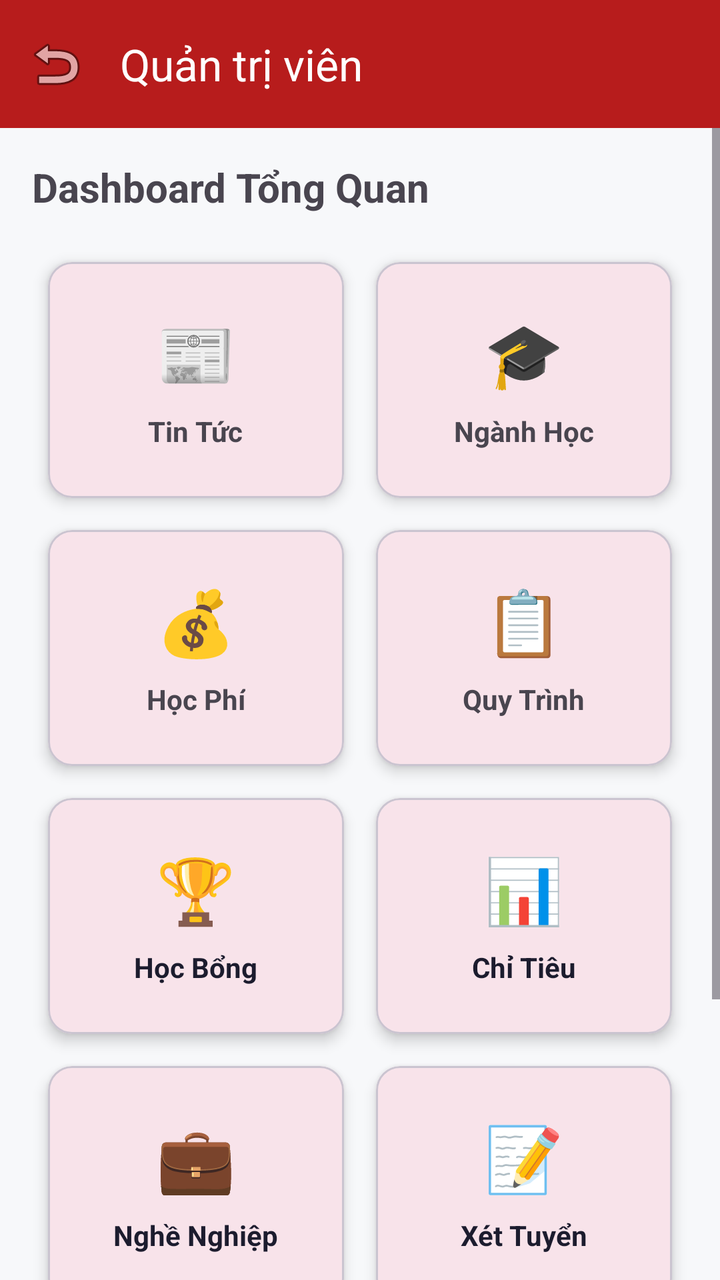
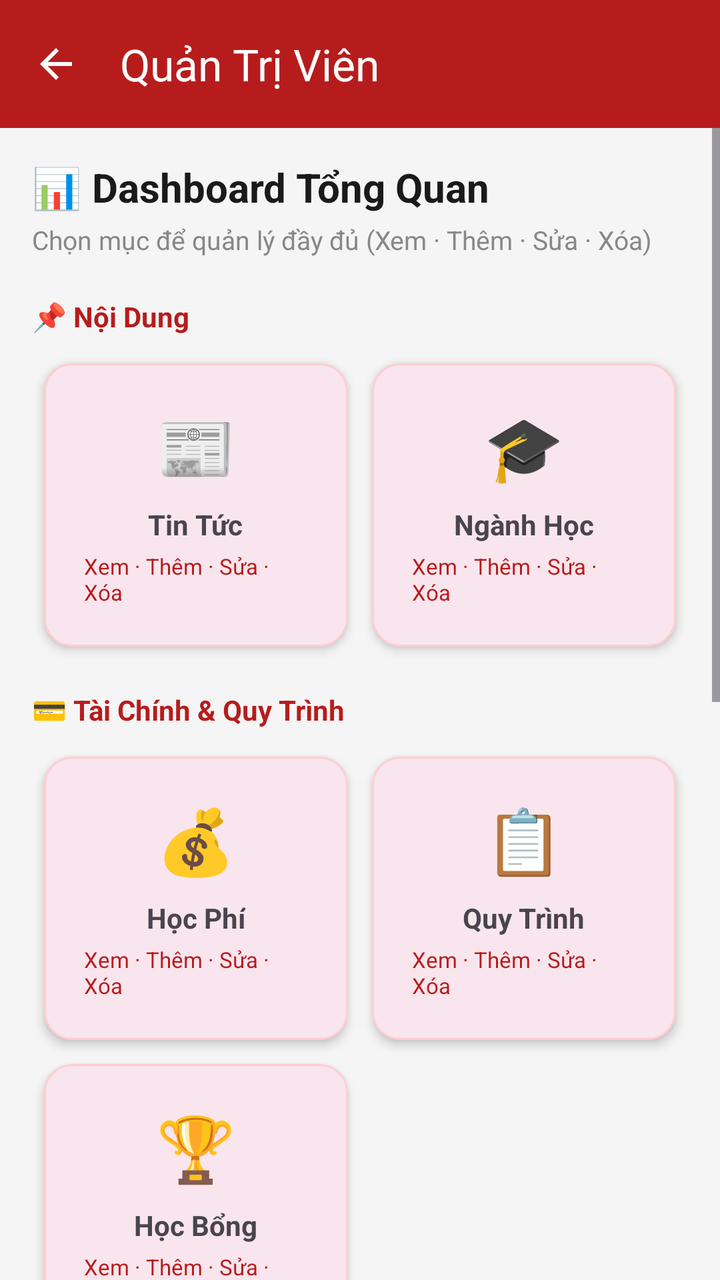

Two renders of the same Android screen: before a commit and after it. Below are the layout's source before the change and the commit's diff.
<!-- AndroidManifest.xml: application theme Theme.TuVanTuyenSinhHaUI -->
<!-- res/layout/activity_admin_dashboard.xml -->
<?xml version="1.0" encoding="utf-8"?>
<androidx.constraintlayout.widget.ConstraintLayout
    android:id="@+id/rootLayout"
    xmlns:android="http://schemas.android.com/apk/res/android"
    xmlns:app="http://schemas.android.com/apk/res-auto"
    android:layout_width="match_parent"
    android:layout_height="match_parent"
    android:background="@color/bg_page">

    <com.google.android.material.appbar.AppBarLayout
        android:id="@+id/appBarLayout"
        android:layout_width="match_parent"
        android:layout_height="wrap_content"
        app:layout_constraintTop_toTopOf="parent">

        <androidx.appcompat.widget.Toolbar
            android:id="@+id/toolbar"
            android:layout_width="match_parent"
            android:layout_height="?attr/actionBarSize"
            android:background="#B71C1C"
            app:title="Quản trị viên"
            app:titleTextColor="@color/white"
            app:navigationIcon="@android:drawable/ic_menu_revert" />
    </com.google.android.material.appbar.AppBarLayout>

    <ScrollView
       
    android:layout_width="match_parent"
        android:layout_height="0dp"
        app:layout_constraintTop_toBottomOf="@id/appBarLayout"
        app:layout_constraintBottom_toBottomOf="parent">

        <LinearLayout
            android:layout_width="match_parent"
            android:layout_height="wrap_content"
            android:orientation="vertical"
            android:padding="16dp">

            <TextView
                android:layout_width="wrap_content"
                android:layout_height="wrap_content"
                android:text="Dashboard Tổng Quan"
                android:textStyle="bold"
                android:textSize="20sp"
                android:layout_marginBottom="16dp" />

            <GridLayout
                android:layout_width="match_parent"
                android:layout_height="wrap_content"
                android:columnCount="2"
                android:rowCount="3"
                android:layout_gravity="center"
                android:alignmentMode="alignMargins"
                android:columnOrderPreserved="false">

                
                <com.google.android.material.card.MaterialCardView
                    android:id="@+id/cardTinTuc"
                    android:layout_width="0dp"
                    android:layout_height="wrap_content"
                    android:layout_columnWeight="1"
                    android:layout_margin="8dp"
                    app:cardElevation="4dp"
                    app:cardCornerRadius="12dp">
                    <LinearLayout
                        android:layout_width="match_parent"
                        android:layout_height="match_parent"
                        android:orientation="vertical"
                        android:padding="24dp"
                        android:gravity="center">
                        <TextView
                            android:layout_width="wrap_content"
                            android:layout_height="wrap_content"
                            android:text="📰"
                            android:textSize="32sp"/>
                        <TextView
                            android:layout_width="wrap_content"
                            android:layout_height="wrap_content"
                            android:text="Tin Tức"
                            android:textStyle="bold"
                            android:layout_marginTop="8dp"/>
                    </LinearLayout>
                </com.google.android.material.card.MaterialCardView>

                
                <com.google.android.material.card.MaterialCardView
                    android:id="@+id/cardNganhHoc"
                    android:layout_width="0dp"
                    android:layout_height="wrap_content"
                    android:layout_columnWeight="1"
                    android:layout_margin="8dp"
                    app:cardElevation="4dp"
                    app:cardCornerRadius="12dp">
                    <LinearLayout
                        android:layout_width="match_parent"
                        android:layout_height="match_parent"
                        android:orientation="vertical"
                        android:padding="24dp"
                        android:gravity="center">
                        <TextView
                            android:layout_width="wrap_content"
                            android:layout_height="wrap_content"
                            android:text="🎓"
                            android:textSize="32sp"/>
                        <TextView
                            android:layout_width="wrap_content"
                            android:layout_height="wrap_content"
                            android:text="Ngành Học"
                            android:textStyle="bold"
                            android:layout_marginTop="8dp"/>
                    </LinearLayout>
                </com.google.android.material.card.MaterialCardView>

                
                <com.google.android.material.card.MaterialCardView
                    android:id="@+id/cardHocPhi"
                    android:layout_width="0dp"
                    android:layout_height="wrap_content"
                    android:layout_columnWeight="1"
                    android:layout_margin="8dp"
                    app:cardElevation="4dp"
                    app:cardCornerRadius="12dp">
                    <LinearLayout
                        android:layout_width="match_parent"
                        android:layout_height="match_parent"
                        android:orientation="vertical"
                        android:padding="24dp"
                        android:gravity="center">
                        <TextView
                            android:layout_width="wrap_content"
                            android:layout_height="wrap_content"
                            android:text="💰"
                            android:textSize="32sp"/>
                        <TextView
                            android:layout_width="wrap_content"
                            android:layout_height="wrap_content"
                            android:text="Học Phí"
                            android:textStyle="bold"
                            android:layout_marginTop="8dp"/>
                    </LinearLayout>
                </com.google.android.material.card.MaterialCardView>

                
                <com.google.android.material.card.MaterialCardView
                    android:id="@+id/cardQuyTrinh"
                    android:layout_width="0dp"
                    android:layout_height="wrap_content"
                    android:layout_columnWeight="1"
                    android:layout_margin="8dp"
                    app:cardElevation="4dp"
                    app:cardCornerRadius="12dp">
                    <LinearLayout
                        android:layout_width="match_parent"
                        android:layout_height="match_parent"
                        android:orientation="vertical"
                        android:padding="24dp"
                        android:gravity="center">
                        <TextView
                            android:layout_width="wrap_content"
                            android:layout_height="wrap_content"
                            android:text="📋"
                            android:textSize="32sp"/>
                        <TextView
                            android:layout_width="wrap_content"
                            android:layout_height="wrap_content"
                            android:text="Quy Trình"
                            android:textStyle="bold"
                            android:layout_marginTop="8dp"/>
                    </LinearLayout>
                </com.google.android.material.card.MaterialCardView>

                
                <com.google.android.material.card.MaterialCardView
                    android:id="@+id/cardHocBong"
                    android:layout_width="0dp"
                    android:layout_height="wrap_content"
                    android:layout_columnWeight="1"
                    android:layout_margin="8dp"
                    app:cardElevation="4dp"
                    app:cardCornerRadius="12dp">
                    <LinearLayout
                        android:layout_width="match_parent"
                        android:layout_height="match_parent"
                        android:orientation="vertical"
                        android:padding="24dp"
                        android:gravity="center">
                        <TextView
                            android:layout_width="wrap_content"
                            android:layout_height="wrap_content"
                            android:text="🏆"
                            android:textSize="32sp"/>
                        <TextView
                            android:layout_width="wrap_content"
                            android:layout_height="wrap_content"
                            android:text="Học Bổng"
                            android:textStyle="bold"
                            android:textColor="@color/text_primary"
                            android:layout_marginTop="8dp"/>
                    </LinearLayout>
                </com.google.android.material.card.MaterialCardView>

                
                <com.google.android.material.card.MaterialCardView
                    android:id="@+id/cardChiTieu"
                    android:layout_width="0dp"
                    android:layout_height="wrap_content"
                    android:layout_columnWeight="1"
                    android:layout_margin="8dp"
                    app:cardElevation="4dp"
                    app:cardCornerRadius="12dp">
                    <LinearLayout
                        android:layout_width="match_parent"
                        android:layout_height="match_parent"
                        android:orientation="vertical"
                        android:padding="24dp"
                        android:gravity="center">
                        <TextView
                            android:layout_width="wrap_content"
                            android:layout_height="wrap_content"
                            android:text="📊"
                            android:textSize="32sp"/>
                        <TextView
                            android:layout_width="wrap_content"
                            android:layout_height="wrap_content"
                            android:text="Chỉ Tiêu"
                            android:textStyle="bold"
                            android:textColor="@color/text_primary"
                            android:layout_marginTop="8dp"/>
                    </LinearLayout>
                </com.google.android.material.card.MaterialCardView>

                
                <com.google.android.material.card.MaterialCardView
                    android:id="@+id/cardNgheNghiep"
                    android:layout_width="0dp"
                    android:layout_height="wrap_content"
                    android:layout_columnWeight="1"
                    android:layout_margin="8dp"
                    app:cardElevation="4dp"
                    app:cardCornerRadius="12dp">
                    <LinearLayout
                        android:layout_width="match_parent"
                        android:layout_height="match_parent"
                        android:orientation="vertical"
                        android:padding="24dp"
                        android:gravity="center">
                        <TextView
                            android:layout_width="wrap_content"
                            android:layout_height="wrap_content"
                            android:text="💼"
                            android:textSize="32sp"/>
                        <TextView
                            android:layout_width="wrap_content"
                            android:layout_height="wrap_content"
                            android:text="Nghề Nghiệp"
                            android:textStyle="bold"
                            android:textColor="@color/text_primary"
                            android:layout_marginTop="8dp"/>
                    </LinearLayout>
                </com.google.android.material.card.MaterialCardView>

                
                <com.google.android.material.card.MaterialCardView
                    android:id="@+id/cardPhuongThuc"
                    android:layout_width="0dp"
                    android:layout_height="wrap_content"
                    android:layout_columnWeight="1"
                    android:layout_margin="8dp"
                    app:cardElevation="4dp"
                    app:cardCornerRadius="12dp">
                    <LinearLayout
                        android:layout_width="match_parent"
                        android:layout_height="match_parent"
                        android:orientation="vertical"
                        android:padding="24dp"
                        android:gravity="center">
                        <TextView
                            android:layout_width="wrap_content"
                            android:layout_height="wrap_content"
                            android:text="📝"
                            android:textSize="32sp"/>
                        <TextView
                            android:layout_width="wrap_content"
                            android:layout_height="wrap_content"
                            android:text="Xét Tuyển"
                            android:textStyle="bold"
                            android:textColor="@color/text_primary"
                            android:layout_marginTop="8dp"/>
                    </LinearLayout>
                </com.google.android.material.card.MaterialCardView>

                
                <com.google.android.material.card.MaterialCardView
                    android:id="@+id/cardThongTinTruong"
                    android:layout_width="0dp"
                    android:layout_height="wrap_content"
                    android:layout_columnWeight="1"
                    android:layout_margin="8dp"
                    app:cardElevation="4dp"
                    app:cardCornerRadius="12dp">
                    <LinearLayout
                        android:layout_width="match_parent"
                        android:layout_height="match_parent"
                        android:orientation="vertical"
                        android:padding="24dp"
                        android:gravity="center">
                        <TextView
                            android:layout_width="wrap_content"
                            android:layout_height="wrap_content"
                            android:text="🏫"
                            android:textSize="32sp"/>
                        <TextView
                            android:layout_width="wrap_content"
                            android:layout_height="wrap_content"
                            android:text="Thông Tin Trường"
                            android:textStyle="bold"
                            android:textColor="@color/text_primary"
                            android:layout_marginTop="8dp"/>
                    </LinearLayout>
                </com.google.android.material.card.MaterialCardView>

            </GridLayout>

        </LinearLayout>
    </ScrollView>

</androidx.constraintlayout.widget.ConstraintLayout>
<!-- resources referenced by this layout -->
<resources>
  <color name="bg_page">#F7F8FA</color>
  <color name="text_primary">#1C1C2E</color>
  <color name="white">#FFFFFFFF</color>
  <style name="Theme.TuVanTuyenSinhHaUI" parent="Base.Theme.TuVanTuyenSinhHaUI" />
  <style name="Base.Theme.TuVanTuyenSinhHaUI" parent="Theme.Material3.DayNight.NoActionBar">
          <item name="colorPrimary">@color/haui_red</item>
          <item name="colorPrimaryVariant">@color/haui_red_dark</item>
          <item name="colorOnPrimary">@color/white</item>
      </style>
  <color name="haui_red">#C62828</color>
  <color name="haui_red_dark">#8E0000</color>
</resources>

<!-- the commit's change to res/layout/activity_admin_dashboard.xml (unified diff, before → after) -->
@@ -5,7 +5,7 @@
     xmlns:app="http://schemas.android.com/apk/res-auto"
     android:layout_width="match_parent"
     android:layout_height="match_parent"
-    android:background="@color/bg_page">
+    android:background="#F5F5F5">
 
     <com.google.android.material.appbar.AppBarLayout
         android:id="@+id/appBarLayout"
@@ -18,14 +18,13 @@
             android:layout_width="match_parent"
             android:layout_height="?attr/actionBarSize"
             android:background="#B71C1C"
-            app:title="Quản trị viên"
+            app:title="Quản Trị Viên"
             app:titleTextColor="@color/white"
-            app:navigationIcon="@android:drawable/ic_menu_revert" />
+            app:navigationIcon="@drawable/ic_arrow_back" />
     </com.google.android.material.appbar.AppBarLayout>
 
     <ScrollView
-       
-    android:layout_width="match_parent"
+        android:layout_width="match_parent"
         android:layout_height="0dp"
         app:layout_constraintTop_toBottomOf="@id/appBarLayout"
         app:layout_constraintBottom_toBottomOf="parent">
@@ -36,286 +35,326 @@
             android:orientation="vertical"
             android:padding="16dp">
 
-            <TextView
-                android:layout_width="wrap_content"
-                android:layout_height="wrap_content"
-                android:text="Dashboard Tổng Quan"
+            
+            <TextView
+                android:layout_width="wrap_content"
+                android:layout_height="wrap_content"
+                android:text="📊 Dashboard Tổng Quan"
                 android:textStyle="bold"
                 android:textSize="20sp"
-                android:layout_marginBottom="16dp" />
+                android:textColor="#1A1A1A"
+                android:layout_marginBottom="4dp" />
+
+            <TextView
+                android:layout_width="wrap_content"
+                android:layout_height="wrap_content"
+                android:text="Chọn mục để quản lý đầy đủ (Xem · Thêm · Sửa · Xóa)"
+                android:textSize="13sp"
+                android:textColor="#888888"
+                android:layout_marginBottom="20dp" />
+
+            
+            <TextView
+                android:layout_width="wrap_content"
+                android:layout_height="wrap_content"
+                android:text="📌 Nội Dung"
+                android:textStyle="bold"
+                android:textSize="14sp"
+                android:textColor="#B71C1C"
+                android:layout_marginBottom="8dp" />
 
             <GridLayout
                 android:layout_width="match_parent"
                 android:layout_height="wrap_content"
                 android:columnCount="2"
-                android:rowCount="3"
                 android:layout_gravity="center"
-                android:alignmentMode="alignMargins"
+                android:columnOrderPreserved="false"
+                android:layout_marginBottom="16dp">
+
+                
+                <com.google.android.material.card.MaterialCardView
+                    android:id="@+id/cardTinTuc"
+                    android:layout_width="0dp"
+                    android:layout_height="wrap_content"
+                    android:layout_columnWeight="1"
+                    android:layout_margin="6dp"
+                    app:cardElevation="3dp"
+                    app:cardCornerRadius="14dp"
+                    app:strokeColor="#FFCDD2"
+                    app:strokeWidth="1dp">
+                    <LinearLayout
+                        android:layout_width="match_parent"
+                        android:layout_height="match_parent"
+                        android:orientation="vertical"
+                        android:padding="20dp"
+                        android:gravity="center">
+                        <TextView android:layout_width="wrap_content" android:layout_height="wrap_content" android:text="📰" android:textSize="32sp"/>
+                        <TextView android:layout_width="wrap_content" android:layout_height="wrap_content" android:text="Tin Tức" android:textStyle="bold" android:layout_marginTop="8dp"/>
+                        <TextView android:layout_width="wrap_content" android:layout_height="wrap_content" android:text="Xem · Thêm · Sửa · Xóa" android:textSize="11sp" android:textColor="#B71C1C" android:layout_marginTop="4dp"/>
+                    </LinearLayout>
+                </com.google.android.material.card.MaterialCardView>
+
+                
+                <com.google.android.material.card.MaterialCardView
+                    android:id="@+id/cardNganhHoc"
+                    android:layout_width="0dp"
+                    android:layout_height="wrap_content"
+                    android:layout_columnWeight="1"
+                    android:layout_margin="6dp"
+                    app:cardElevation="3dp"
+                    app:cardCornerRadius="14dp"
+                    app:strokeColor="#FFCDD2"
+                    app:strokeWidth="1dp">
+                    <LinearLayout
+                        android:layout_width="match_parent"
+                        android:layout_height="match_parent"
+                        android:orientation="vertical"
+                        android:padding="20dp"
+                        android:gravity="center">
+                        <TextView android:layout_width="wrap_content" android:layout_height="wrap_content" android:text="🎓" android:textSize="32sp"/>
+                        <TextView android:layout_width="wrap_content" android:layout_height="wrap_content" android:text="Ngành Học" android:textStyle="bold" android:layout_marginTop="8dp"/>
+                        <TextView android:layout_width="wrap_content" android:layout_height="wrap_content" android:text="Xem · Thêm · Sửa · Xóa" android:textSize="11sp" android:textColor="#B71C1C" android:layout_marginTop="4dp"/>
+                    </LinearLayout>
+                </com.google.android.material.card.MaterialCardView>
+
+            </GridLayout>
+
+            
+            <TextView
+                android:layout_width="wrap_content"
+                android:layout_height="wrap_content"
+                android:text="💳 Tài Chính &amp; Quy Trình"
+                android:textStyle="bold"
+                android:textSize="14sp"
+                android:textColor="#B71C1C"
+                android:layout_marginBottom="8dp" />
+
+            <GridLayout
+                android:layout_width="match_parent"
+                android:layout_height="wrap_content"
+                android:columnCount="2"
+                android:layout_gravity="center"
+                android:columnOrderPreserved="false"
+                android:layout_marginBottom="16dp">
+
+                
+                <com.google.android.material.card.MaterialCardView
+                    android:id="@+id/cardHocPhi"
+                    android:layout_width="0dp"
+                    android:layout_height="wrap_content"
+                    android:layout_columnWeight="1"
+                    android:layout_margin="6dp"
+                    app:cardElevation="3dp"
+                    app:cardCornerRadius="14dp"
+                    app:strokeColor="#FFCDD2"
+                    app:strokeWidth="1dp">
+                    <LinearLayout
+                        android:layout_width="match_parent"
+                        android:layout_height="match_parent"
+                        android:orientation="vertical"
+                        android:padding="20dp"
+                        android:gravity="center">
+                        <TextView android:layout_width="wrap_content" android:layout_height="wrap_content" android:text="💰" android:textSize="32sp"/>
+                        <TextView android:layout_width="wrap_content" android:layout_height="wrap_content" android:text="Học Phí" android:textStyle="bold" android:layout_marginTop="8dp"/>
+                        <TextView android:layout_width="wrap_content" android:layout_height="wrap_content" android:text="Xem · Thêm · Sửa · Xóa" android:textSize="11sp" android:textColor="#B71C1C" android:layout_marginTop="4dp"/>
+                    </LinearLayout>
+                </com.google.android.material.card.MaterialCardView>
+
+                
+                <com.google.android.material.card.MaterialCardView
+                    android:id="@+id/cardQuyTrinh"
+                    android:layout_width="0dp"
+                    android:layout_height="wrap_content"
+                    android:layout_columnWeight="1"
+                    android:layout_margin="6dp"
+                    app:cardElevation="3dp"
+                    app:cardCornerRadius="14dp"
+                    app:strokeColor="#FFCDD2"
+                    app:strokeWidth="1dp">
+                    <LinearLayout
+                        android:layout_width="match_parent"
+                        android:layout_height="match_parent"
+                        android:orientation="vertical"
+                        android:padding="20dp"
+                        android:gravity="center">
+                        <TextView android:layout_width="wrap_content" android:layout_height="wrap_content" android:text="📋" android:textSize="32sp"/>
+                        <TextView android:layout_width="wrap_content" android:layout_height="wrap_content" android:text="Quy Trình" android:textStyle="bold" android:layout_marginTop="8dp"/>
+                        <TextView android:layout_width="wrap_content" android:layout_height="wrap_content" android:text="Xem · Thêm · Sửa · Xóa" android:textSize="11sp" android:textColor="#B71C1C" android:layout_marginTop="4dp"/>
+                    </LinearLayout>
+                </com.google.android.material.card.MaterialCardView>
+
+                
+                <com.google.android.material.card.MaterialCardView
+                    android:id="@+id/cardHocBong"
+                    android:layout_width="0dp"
+                    android:layout_height="wrap_content"
+                    android:layout_columnWeight="1"
+                    android:layout_margin="6dp"
+                    app:cardElevation="3dp"
+                    app:cardCornerRadius="14dp"
+                    app:strokeColor="#FFCDD2"
+                    app:strokeWidth="1dp">
+                    <LinearLayout
+                        android:layout_width="match_parent"
+                        android:layout_height="match_parent"
+                        android:orientation="vertical"
+                        android:padding="20dp"
+                        android:gravity="center">
+                        <TextView android:layout_width="wrap_content" android:layout_height="wrap_content" android:text="🏆" android:textSize="32sp"/>
+                        <TextView android:layout_width="wrap_content" android:layout_height="wrap_content" android:text="Học Bổng" android:textStyle="bold" android:layout_marginTop="8dp"/>
+                        <TextView android:layout_width="wrap_content" android:layout_height="wrap_content" android:text="Xem · Thêm · Sửa · Xóa" android:textSize="11sp" android:textColor="#B71C1C" android:layout_marginTop="4dp"/>
+                    </LinearLayout>
+                </com.google.android.material.card.MaterialCardView>
+
+            </GridLayout>
+
+            
+            <TextView
+                android:layout_width="wrap_content"
+                android:layout_height="wrap_content"
+                android:text="🎯 Theo Ngành"
+                android:textStyle="bold"
+                android:textSize="14sp"
+                android:textColor="#B71C1C"
+                android:layout_marginBottom="8dp" />
+
+            <GridLayout
+                android:layout_width="match_parent"
+                android:layout_height="wrap_content"
+                android:columnCount="2"
+                android:layout_gravity="center"
+                android:columnOrderPreserved="false"
+                android:layout_marginBottom="16dp">
+
+                
+                <com.google.android.material.card.MaterialCardView
+                    android:id="@+id/cardChiTieu"
+                    android:layout_width="0dp"
+                    android:layout_height="wrap_content"
+                    android:layout_columnWeight="1"
+                    android:layout_margin="6dp"
+                    app:cardElevation="3dp"
+                    app:cardCornerRadius="14dp"
+                    app:strokeColor="#FFCDD2"
+                    app:strokeWidth="1dp">
+                    <LinearLayout
+                        android:layout_width="match_parent"
+                        android:layout_height="match_parent"
+                        android:orientation="vertical"
+                        android:padding="20dp"
+                        android:gravity="center">
+                        <TextView android:layout_width="wrap_content" android:layout_height="wrap_content" android:text="📊" android:textSize="32sp"/>
+                        <TextView android:layout_width="wrap_content" android:layout_height="wrap_content" android:text="Chỉ Tiêu" android:textStyle="bold" android:layout_marginTop="8dp"/>
+                        <TextView android:layout_width="wrap_content" android:layout_height="wrap_content" android:text="Theo từng ngành" android:textSize="11sp" android:textColor="#B71C1C" android:layout_marginTop="4dp"/>
+                    </LinearLayout>
+                </com.google.android.material.card.MaterialCardView>
+
+                
+                <com.google.android.material.card.MaterialCardView
+                    android:id="@+id/cardNgheNghiep"
+                    android:layout_width="0dp"
+                    android:layout_height="wrap_content"
+                    android:layout_columnWeight="1"
+                    android:layout_margin="6dp"
+                    app:cardElevation="3dp"
+                    app:cardCornerRadius="14dp"
+                    app:strokeColor="#FFCDD2"
+                    app:strokeWidth="1dp">
+                    <LinearLayout
+                        android:layout_width="match_parent"
+                        android:layout_height="match_parent"
+                        android:orientation="vertical"
+                        android:padding="20dp"
+                        android:gravity="center">
+                        <TextView android:layout_width="wrap_content" android:layout_height="wrap_content" android:text="💼" android:textSize="32sp"/>
+                        <TextView android:layout_width="wrap_content" android:layout_height="wrap_content" android:text="Nghề Nghiệp" android:textStyle="bold" android:layout_marginTop="8dp"/>
+                        <TextView android:layout_width="wrap_content" android:layout_height="wrap_content" android:text="Theo từng ngành" android:textSize="11sp" android:textColor="#B71C1C" android:layout_marginTop="4dp"/>
+                    </LinearLayout>
+                </com.google.android.material.card.MaterialCardView>
+
+                
+                <com.google.android.material.card.MaterialCardView
+                    android:id="@+id/cardXetTuyen"
+                    android:layout_width="0dp"
+                    android:layout_height="wrap_content"
+                    android:layout_columnWeight="1"
+                    android:layout_margin="6dp"
+                    app:cardElevation="3dp"
+                    app:cardCornerRadius="14dp"
+                    app:strokeColor="#FFCDD2"
+                    app:strokeWidth="1dp">
+                    <LinearLayout
+                        android:layout_width="match_parent"
+                        android:layout_height="match_parent"
+                        android:orientation="vertical"
+                        android:padding="20dp"
+                        android:gravity="center">
+                        <TextView android:layout_width="wrap_content" android:layout_height="wrap_content" android:text="📝" android:textSize="32sp"/>
+                        <TextView android:layout_width="wrap_content" android:layout_height="wrap_content" android:text="Xét Tuyển" android:textStyle="bold" android:layout_marginTop="8dp"/>
+                        <TextView android:layout_width="wrap_content" android:layout_height="wrap_content" android:text="Phương thức" android:textSize="11sp" android:textColor="#B71C1C" android:layout_marginTop="4dp"/>
+                    </LinearLayout>
+                </com.google.android.material.card.MaterialCardView>
+
+            </GridLayout>
+
+            
+            <TextView
+                android:layout_width="wrap_content"
+                android:layout_height="wrap_content"
+                android:text="⚙️ Hệ Thống"
+                android:textStyle="bold"
+                android:textSize="14sp"
+                android:textColor="#B71C1C"
+                android:layout_marginBottom="8dp" />
+
+            <GridLayout
+                android:layout_width="match_parent"
+                android:layout_height="wrap_content"
+                android:columnCount="2"
+                android:layout_gravity="center"
                 android:columnOrderPreserved="false">
 
                 
                 <com.google.android.material.card.MaterialCardView
-                    android:id="@+id/cardTinTuc"
-                    android:layout_width="0dp"
-                    android:layout_height="wrap_content"
-                    android:layout_columnWeight="1"
-                    android:layout_margin="8dp"
-                    app:cardElevation="4dp"
-                    app:cardCornerRadius="12dp">
-                    <LinearLayout
-                        android:layout_width="match_parent"
-                        android:layout_height="match_parent"
-                        android:orientation="vertical"
-                        android:padding="24dp"
-                        android:gravity="center">
-                        <TextView
-                            android:layout_width="wrap_content"
-                            android:layout_height="wrap_content"
-                            android:text="📰"
-                            android:textSize="32sp"/>
-                        <TextView
-                            android:layout_width="wrap_content"
-                            android:layout_height="wrap_content"
-                            android:text="Tin Tức"
-                            android:textStyle="bold"
-                            android:layout_marginTop="8dp"/>
-                    </LinearLayout>
-                </com.google.android.material.card.MaterialCardView>
-
-                
-                <com.google.android.material.card.MaterialCardView
-                    android:id="@+id/cardNganhHoc"
-                    android:layout_width="0dp"
-                    android:layout_height="wrap_content"
-                    android:layout_columnWeight="1"
-                    android:layout_margin="8dp"
-                    app:cardElevation="4dp"
-                    app:cardCornerRadius="12dp">
-                    <LinearLayout
-                        android:layout_width="match_parent"
-                        android:layout_height="match_parent"
-                        android:orientation="vertical"
-                        android:padding="24dp"
-                        android:gravity="center">
-                        <TextView
-                            android:layout_width="wrap_content"
-                            android:layout_height="wrap_content"
-                            android:text="🎓"
-                            android:textSize="32sp"/>
-                        <TextView
-                            android:layout_width="wrap_content"
-                            android:layout_height="wrap_content"
-                            android:text="Ngành Học"
-                            android:textStyle="bold"
-                            android:layout_marginTop="8dp"/>
-                    </LinearLayout>
-                </com.google.android.material.card.MaterialCardView>
-
-                
-                <com.google.android.material.card.MaterialCardView
-                    android:id="@+id/cardHocPhi"
-                    android:layout_width="0dp"
-                    android:layout_height="wrap_content"
-                    android:layout_columnWeight="1"
-                    android:layout_margin="8dp"
-                    app:cardElevation="4dp"
-                    app:cardCornerRadius="12dp">
-                    <LinearLayout
-                        android:layout_width="match_parent"
-                        android:layout_height="match_parent"
-                        android:orientation="vertical"
-                        android:padding="24dp"
-                        android:gravity="center">
-                        <TextView
-                            android:layout_width="wrap_content"
-                            android:layout_height="wrap_content"
-                            android:text="💰"
-                            android:textSize="32sp"/>
-                        <TextView
-                            android:layout_width="wrap_content"
-                            android:layout_height="wrap_content"
-                            android:text="Học Phí"
-                            android:textStyle="bold"
-                            android:layout_marginTop="8dp"/>
-                    </LinearLayout>
-                </com.google.android.material.card.MaterialCardView>
-
-                
-                <com.google.android.material.card.MaterialCardView
-                    android:id="@+id/cardQuyTrinh"
-                    android:layout_width="0dp"
-                    android:layout_height="wrap_content"
-                    android:layout_columnWeight="1"
-                    android:layout_margin="8dp"
-                    app:cardElevation="4dp"
-                    app:cardCornerRadius="12dp">
-                    <LinearLayout
-                        android:layout_width="match_parent"
-                        android:layout_height="match_parent"
-                        android:orientation="vertical"
-                        android:padding="24dp"
-                        android:gravity="center">
-                        <TextView
-                            android:layout_width="wrap_content"
-                            android:layout_height="wrap_content"
-                            android:text="📋"
-                            android:textSize="32sp"/>
-                        <TextView
-                            android:layout_width="wrap_content"
-                            android:layout_height="wrap_content"
-                            android:text="Quy Trình"
-                            android:textStyle="bold"
-                            android:layout_marginTop="8dp"/>
-                    </LinearLayout>
-                </com.google.android.material.card.MaterialCardView>
-
-                
-                <com.google.android.material.card.MaterialCardView
-                    android:id="@+id/cardHocBong"
-                    android:layout_width="0dp"
-                    android:layout_height="wrap_content"
-                    android:layout_columnWeight="1"
-                    android:layout_margin="8dp"
-                    app:cardElevation="4dp"
-                    app:cardCornerRadius="12dp">
-                    <LinearLayout
-                        android:layout_width="match_parent"
-                        android:layout_height="match_parent"
-                        android:orientation="vertical"
-                        android:padding="24dp"
-                        android:gravity="center">
-                        <TextView
-                            android:layout_width="wrap_content"
-                            android:layout_height="wrap_content"
-                            android:text="🏆"
-                            android:textSize="32sp"/>
-                        <TextView
-                            android:layout_width="wrap_content"
-                            android:layout_height="wrap_content"
-                            android:text="Học Bổng"
-                            android:textStyle="bold"
-                            android:textColor="@color/text_primary"
-                            android:layout_marginTop="8dp"/>
-                    </LinearLayout>
-                </com.google.android.material.card.MaterialCardView>
-
-                
-                <com.google.android.material.card.MaterialCardView
-                    android:id="@+id/cardChiTieu"
-                    android:layout_width="0dp"
-                    android:layout_height="wrap_content"
-                    android:layout_columnWeight="1"
-                    android:layout_margin="8dp"
-                    app:cardElevation="4dp"
-                    app:cardCornerRadius="12dp">
-                    <LinearLayout
-                        android:layout_width="match_parent"
-                        android:layout_height="match_parent"
-                        android:orientation="vertical"
-                        android:padding="24dp"
-                        android:gravity="center">
-                        <TextView
-                            android:layout_width="wrap_content"
-                            android:layout_height="wrap_content"
-                            android:text="📊"
-                            android:textSize="32sp"/>
-                        <TextView
-                            android:layout_width="wrap_content"
-                            android:layout_height="wrap_content"
-                            android:text="Chỉ Tiêu"
-                            android:textStyle="bold"
-                            android:textColor="@color/text_primary"
-                            android:layout_marginTop="8dp"/>
-                    </LinearLayout>
-                </com.google.android.material.card.MaterialCardView>
-
-                
-                <com.google.android.material.card.MaterialCardView
-                    android:id="@+id/cardNgheNghiep"
-                    android:layout_width="0dp"
-                    android:layout_height="wrap_content"
-                    android:layout_columnWeight="1"
-                    android:layout_margin="8dp"
-                    app:cardElevation="4dp"
-                    app:cardCornerRadius="12dp">
-                    <LinearLayout
-                        android:layout_width="match_parent"
-                        android:layout_height="match_parent"
-                        android:orientation="vertical"
-                        android:padding="24dp"
-                        android:gravity="center">
-                        <TextView
-                            android:layout_width="wrap_content"
-                            android:layout_height="wrap_content"
-                            android:text="💼"
-                            android:textSize="32sp"/>
-                        <TextView
-                            android:layout_width="wrap_content"
-                            android:layout_height="wrap_content"
-                            android:text="Nghề Nghiệp"
-                            android:textStyle="bold"
-                            android:textColor="@color/text_primary"
-                            android:layout_marginTop="8dp"/>
-                    </LinearLayout>
-                </com.google.android.material.card.MaterialCardView>
-
-                
-                <com.google.android.material.card.MaterialCardView
-                    android:id="@+id/cardPhuongThuc"
-                    android:layout_width="0dp"
-                    android:layout_height="wrap_content"
-                    android:layout_columnWeight="1"
-                    android:layout_margin="8dp"
-                    app:cardElevation="4dp"
-                    app:cardCornerRadius="12dp">
-                    <LinearLayout
-                        android:layout_width="match_parent"
-                        android:layout_height="match_parent"
-                        android:orientation="vertical"
-                        android:padding="24dp"
-                        android:gravity="center">
-                        <TextView
-                            android:layout_width="wrap_content"
-                            android:layout_height="wrap_content"
-                            android:text="📝"
-                            android:textSize="32sp"/>
-                        <TextView
-                            android:layout_width="wrap_content"
-                            android:layout_height="wrap_content"
-                            android:text="Xét Tuyển"
-                            android:textStyle="bold"
-                            android:textColor="@color/text_primary"
-                            android:layout_marginTop="8dp"/>
-                    </LinearLayout>
-                </com.google.android.material.card.MaterialCardView>
-
-                
-                <com.google.android.material.card.MaterialCardView
                     android:id="@+id/cardThongTinTruong"
                     android:layout_width="0dp"
                     android:layout_height="wrap_content"
                     android:layout_columnWeight="1"
-                    android:layout_margin="8dp"
-                    app:cardElevation="4dp"
-                    app:cardCornerRadius="12dp">
-                    <LinearLayout
-                        android:layout_width="match_parent"
-                        android:layout_height="match_parent"
-                        android:orientation="vertical"
-                        android:padding="24dp"
-                        android:gravity="center">
-                        <TextView
-                            android:layout_width="wrap_content"
-                            android:layout_height="wrap_content"
-                            android:text="🏫"
-                            android:textSize="32sp"/>
-                        <TextView
-                            android:layout_width="wrap_content"
-                            android:layout_height="wrap_content"
-                            android:text="Thông Tin Trường"
-                            android:textStyle="bold"
-                            android:textColor="@color/text_primary"
-                            android:layout_marginTop="8dp"/>
+                    android:layout_margin="6dp"
+                    app:cardElevation="3dp"
+                    app:cardCornerRadius="14dp"
+                    app:strokeColor="#FFCDD2"
+                    app:strokeWidth="1dp">
+                    <LinearLayout
+                        android:layout_width="match_parent"
+                        android:layout_height="match_parent"
+                        android:orientation="vertical"
+                        android:padding="20dp"
+                        android:gravity="center">
+                        <TextView android:layout_width="wrap_content" android:layout_height="wrap_content" android:text="🏫" android:textSize="32sp"/>
+                        <TextView android:layout_width="wrap_content" android:layout_height="wrap_content" android:text="Thông Tin Trường" android:textStyle="bold" android:layout_marginTop="8dp"/>
+                        <TextView android:layout_width="wrap_content" android:layout_height="wrap_content" android:text="Chỉnh sửa hồ sơ" android:textSize="11sp" android:textColor="#B71C1C" android:layout_marginTop="4dp"/>
+                    </LinearLayout>
+                </com.google.android.material.card.MaterialCardView>
+
+                
+                <com.google.android.material.card.MaterialCardView
+                    android:id="@+id/cardNguoiDung"
+                    android:layout_width="0dp"
+                    android:layout_height="wrap_content"
+                    android:layout_columnWeight="1"
+                    android:layout_margin="6dp"
+                    app:cardElevation="3dp"
+                    app:cardCornerRadius="14dp">
+                    <LinearLayout
+                        android:layout_width="match_parent"
+                        android:layout_height="match_parent"
+                        android:orientation="vertical"
+                        android:padding="20dp"
+                        android:gravity="center">
+                        <TextView android:layout_width="wrap_content" android:layout_height="wrap_content" android:text="👥" android:textSize="32sp"/>
+                        <TextView android:layout_width="wrap_content" android:layout_height="wrap_content" android:text="Tài Khoản" android:textStyle="bold" android:layout_marginTop="8dp"/>
+                        <TextView android:layout_width="wrap_content" android:layout_height="wrap_content" android:text="Đang bảo trì" android:textSize="11sp" android:textColor="#999999" android:layout_marginTop="4dp"/>
                     </LinearLayout>
                 </com.google.android.material.card.MaterialCardView>
 
<!-- resource entries referenced after the edit -->
@@ -1,8 +1,17 @@
 <!-- resources referenced by this layout -->
 <resources>
-  <color name="bg_page">#F7F8FA</color>
-  <color name="text_primary">#1C1C2E</color>
   <color name="white">#FFFFFFFF</color>
+  <!-- drawable ic_arrow_back (drawable) -->
+  <?xml version="1.0" encoding="utf-8"?>
+  <vector xmlns:android="http://schemas.android.com/apk/res/android"
+      android:width="24dp"
+      android:height="24dp"
+      android:viewportWidth="24"
+      android:viewportHeight="24">
+      <path
+          android:fillColor="#FFFFFF"
+          android:pathData="M20,11H7.83l5.59,-5.59L12,4l-8,8 8,8 1.41,-1.41L7.83,13H20v-2z" />
+  </vector>
   <style name="Theme.TuVanTuyenSinhHaUI" parent="Base.Theme.TuVanTuyenSinhHaUI" />
   <style name="Base.Theme.TuVanTuyenSinhHaUI" parent="Theme.Material3.DayNight.NoActionBar">
           <item name="colorPrimary">@color/haui_red</item>
